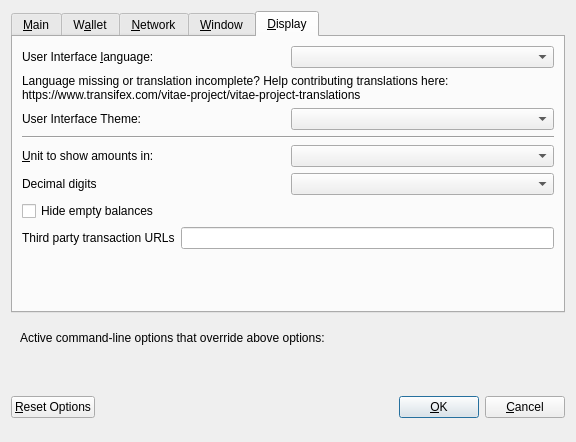
First picture: the form in src/qt/forms/optionsdialog.ui, repository caritascoin/caritascoin, before the edit.
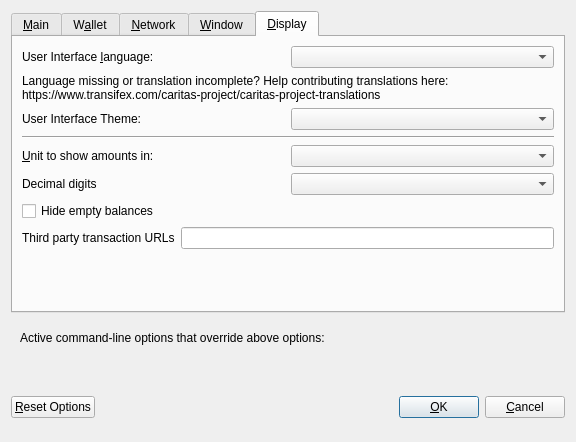
Second picture: the form after the edit. Custom widgets are drawn as their Qt base class.

```diff
--- a/src/qt/forms/optionsdialog.ui
+++ b/src/qt/forms/optionsdialog.ui
@@ -507,7 +507,7 @@
          </property>
          <property name="text">
           <string>Language missing or translation incomplete? Help contributing translations here:
-https://www.transifex.com/vitae-project/vitae-project-translations</string>
+https://www.transifex.com/caritas-project/caritas-project-translations</string>
          </property>
          <property name="wordWrap">
           <bool>true</bool>
```
